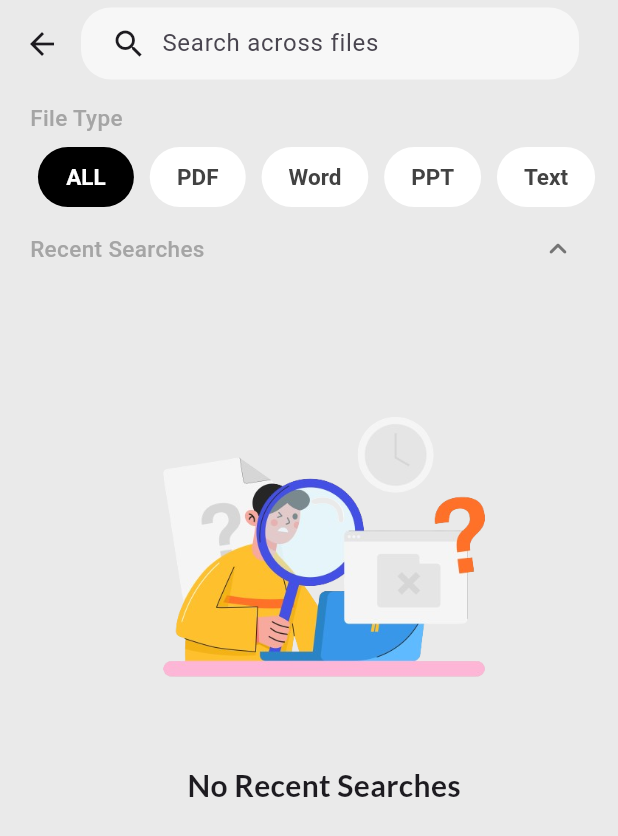
After one commit to mtk3281/Flutter-PdfEditor, a Flutter app: the SearchPage screen opened directly, on a phone screen of 412 x 824 dp. The commit adds this screen. Shown: the top 836 px of the screen. Run offline on Flutter 3.47's test engine with Material 3 defaults, Android fonts, the phone set to English and light mode, and no system bars; our stand-ins replace file_picker, open_file, permission_handler, shared_preferences, sliding_clipped_nav_bar; missing offline and left inert: flutter_pdfview, receive_sharing_intent; accounts and stored records are empty.

Commit message:
search implemented and  bug fixes

```diff
--- /dev/null
+++ b/lib/screens/HomePage/SearchPage.dart
@@ -0,0 +1,541 @@
+import 'package:flutter/material.dart';
+import 'package:shared_preferences/shared_preferences.dart';
+import 'dart:io';
+import 'package:path/path.dart' as path;
+import 'package:open_file/open_file.dart';
+import 'pdf_viewer_page.dart';
+import 'package:intl/intl.dart' as intl;
+
+class SearchPage extends StatefulWidget {
+  const SearchPage({Key? key}) : super(key: key);
+
+  @override
+  _SearchPageState createState() => _SearchPageState();
+}
+
+class _SearchPageState extends State<SearchPage> {
+  final _searchTextController = TextEditingController();
+  String _selectedOption = "ALL";
+  bool _showRecentSearches = true;
+  bool _Searching = false;
+
+  List<String> pdf_files = [];
+  List<String> word_files = [];
+  List<String> ppt_files = [];
+  List<String> txt_files = [];
+  List<String> searchHistory = [];
+  List<String> SearchFiles = [];
+
+  @override
+  void initState() {
+    super.initState();
+    loadFiles();
+  }
+
+  Future<void> loadFiles() async {
+    SharedPreferences prefs = await SharedPreferences.getInstance();
+    setState(() {
+      pdf_files = prefs.getStringList('pdfFiles') ?? [];
+      searchHistory = prefs.getStringList('searchHistory') ?? [];
+      word_files = prefs.getStringList('word_files') ?? [];
+      ppt_files = prefs.getStringList('ppt_files') ?? [];
+      txt_files = prefs.getStringList('txt_files') ?? [];
+    });
+  }
+
+  Future<void> _saveFiles() async {
+    SharedPreferences prefs = await SharedPreferences.getInstance();
+    await prefs.setStringList('pdfFiles', pdf_files); // Await saving operation
+    await prefs.setStringList('searchHistory', searchHistory);
+    await prefs.setStringList('word_files', word_files);
+    await prefs.setStringList('ppt_files', ppt_files);
+    await prefs.setStringList('txt_files', txt_files);
+  }
+
+  void _addRecentFile(String filePath) async {
+    if (!searchHistory.contains(filePath)) {
+      // _RecentsFiles.add(filePath);
+      searchHistory.insert(0, filePath);
+    }
+
+    SharedPreferences prefs = await SharedPreferences.getInstance();
+    prefs.setStringList('searchHistory', searchHistory);
+  }
+
+  @override
+  Widget build(BuildContext context) {
+    return Scaffold(
+      backgroundColor: Color.fromARGB(255, 234, 234, 234),
+      appBar: AppBar(
+        titleSpacing: -2.0,
+        backgroundColor: Color.fromARGB(255, 234, 234, 234),
+        elevation: 0.0,
+        scrolledUnderElevation: 0.0,
+        centerTitle: false,
+        toolbarHeight: 140.0,
+        leading: IconButton(
+          icon: const Icon(Icons.arrow_back),
+          onPressed: () => Navigator.pop(context),
+        ),
+        title: Container(
+          width: MediaQuery.of(context).size.width - 80,
+          decoration: BoxDecoration(
+            // color: Colors.grey[300],
+            color: Color.fromARGB(159, 255, 255, 255),
+            borderRadius: BorderRadius.circular(20.0),
+          ),
+          padding: const EdgeInsets.symmetric(horizontal: 20.0),
+          child: Row(
+            children: [
+              const Icon(Icons.search),
+              const SizedBox(width: 10),
+              Expanded(
+                child: TextFormField(
+                  controller: _searchTextController,
+                  onChanged: (String value) {
+                    setState(() {
+                      _performSearch(value);
+                      if (value.isEmpty) {
+                        _Searching = false;
+                      } else {
+                        _Searching = true;
+                      }
+                    });
+                  },
+                  decoration: const InputDecoration(
+                    hintText: 'Search across files',
+                    border: InputBorder.none,
+                  ),
+                ),
+              ),
+            ],
+          ),
+        ),
+        bottom: PreferredSize(
+            preferredSize: Size.fromHeight(50.0), // Adjust height for buttons
+            child: Padding(
+                padding: EdgeInsets.only(left: 20, right: 10, top: 10),
+                child: Column(
+                  crossAxisAlignment: CrossAxisAlignment.start,
+                  children: [
+                    const SizedBox(
+                      width: 15,
+                    ),
+                    const Text(
+                      'File Type',
+                      style: TextStyle(
+                          fontSize: 15,
+                          color: Color.fromARGB(255, 165, 165, 165),
+                          fontWeight: FontWeight.w500),
+                    ),
+                    const SizedBox(
+                      height: 5,
+                    ),
+                    Row(
+                      mainAxisAlignment: MainAxisAlignment.spaceAround,
+                      children: [
+                        _buildToggleButton("ALL", _selectedOption == "ALL"),
+                        _buildToggleButton("PDF", _selectedOption == "PDF"),
+                        _buildToggleButton("Word", _selectedOption == "Word"),
+                        _buildToggleButton("PPT", _selectedOption == "PPT"),
+                        _buildToggleButton("Text", _selectedOption == "Text"),
+                      ],
+                    ),
+                    const SizedBox(
+                      width: 20,
+                    ),
+                    Row(
+                      mainAxisAlignment: MainAxisAlignment.spaceBetween,
+                      children: [
+                        const Text(
+                          "Recent Searches",
+                          style: TextStyle(
+                            fontSize: 15,
+                            color: Color.fromARGB(255, 165, 165, 165),
+                            fontWeight: FontWeight.w500,
+                          ),
+                        ),
+                        const SizedBox(height: 5),
+                        Row(
+                          mainAxisAlignment: MainAxisAlignment.spaceBetween,
+                          children: [
+                            IconButton(
+                              onPressed: () => setState(() =>
+                                  _showRecentSearches = !_showRecentSearches),
+                              icon: Icon(
+                                _showRecentSearches
+                                    ? Icons.keyboard_arrow_up_rounded
+                                    : Icons.keyboard_arrow_down_rounded,
+                                color: Colors.grey[600],
+                              ),
+                            ),
+                            const SizedBox(
+                              width: 6,
+                            )
+                          ],
+                        ),
+                      ],
+                    ),
+                  ],
+                ))),
+      ),
+      body: Stack(
+        alignment: Alignment.bottomRight,
+        children: [
+          Padding(
+            padding: const EdgeInsets.only(left: 30, right: 20, top: 10),
+            child: Column(
+              crossAxisAlignment: CrossAxisAlignment.stretch,
+              children: [
+                _buildListView(
+                  condition: _Searching,
+                  itemCount: SearchFiles.where(
+                      (filePath) => File(filePath).existsSync()).length,
+                  itemBuilder: (index) {
+                    String filePath = SearchFiles[index];
+                    if (File(filePath).existsSync()) {
+                      return PdfListTile(filePath, context);
+                    }
+                    return SizedBox();
+                  },
+                  emptyText: 'No files found',
+                ),
+                _buildListView(
+                  condition: !_Searching && _showRecentSearches,
+                  itemCount: searchHistory
+                      .where((filePath) => File(filePath).existsSync())
+                      .length,
+                  itemBuilder: (index) {
+                    String filePath = searchHistory[index];
+                    if (File(filePath).existsSync()) {
+                      return PdfListTile(filePath, context);
+                    }
+                    return SizedBox();
+                  },
+                  emptyText: 'No files found',
+                ),
+              ],
+            ),
+          ),
+        ],
+      ),
+    );
+  }
+
+  Widget _buildToggleButton(String text, bool isSelected) {
+    return TextButton(
+      onPressed: () {
+        setState(() {
+          _selectedOption = text;
+          String value = _searchTextController.text;
+
+          _performSearch(value);
+          if (value.isEmpty) {
+            _Searching = false;
+          } else {
+            _Searching = true;
+          }
+        });
+      },
+      style: TextButton.styleFrom(
+        padding: EdgeInsets.only(left: 18, right: 18, top: 5, bottom: 5),
+        textStyle: const TextStyle(
+            color: Colors.grey,
+            fontSize: 15,
+            fontWeight: FontWeight.w600), // Default text color
+        shape: RoundedRectangleBorder(
+          borderRadius: BorderRadius.circular(25.0),
+        ),
+        backgroundColor: isSelected
+            ? _getSelectedOptionColor()
+            : Colors.white, // Background color based on selection
+      ),
+      child: Text(
+        text,
+        style: TextStyle(color: isSelected ? Colors.white : Colors.grey[800]),
+      ),
+    );
+  }
+
+  void _performSearch(String value) {
+    if (value.isEmpty) {
+      SearchFiles = [];
+    } else {
+      print(_selectedOption);
+      List<String> allfile = [
+        ...pdf_files,
+        ...ppt_files,
+        ...word_files,
+        ...txt_files
+      ];
+      switch (_selectedOption) {
+        case "ALL":
+          SearchFiles = allfile
+              .where((val) => path
+                  .basename(val)
+                  .toLowerCase()
+                  .contains(value.toLowerCase()))
+              .toList();
+          print("ALL");
+          break;
+        case "PDF":
+          SearchFiles = pdf_files
+              .where((val) => path
+                  .basename(val)
+                  .toLowerCase()
+                  .contains(value.toLowerCase()))
+              .toList();
+          print("PDF");
+
+          break;
+        case "PPT":
+          SearchFiles = ppt_files
+              .where((val) => path
+                  .basename(val)
+                  .toLowerCase()
+                  .contains(value.toLowerCase()))
+              .toList();
+          print("PPT");
+
+          break;
+        case "Word":
+          SearchFiles = word_files
+              .where((val) => path
+                  .basename(val)
+                  .toLowerCase()
+                  .contains(value.toLowerCase()))
+              .toList();
+          print("Word");
+
+          break;
+        case "Text":
+          SearchFiles = txt_files
+              .where((val) => path
+                  .basename(val)
+                  .toLowerCase()
+                  .contains(value.toLowerCase()))
+              .toList();
+          print("Text");
+
+          break;
+      }
+      print(SearchFiles);
+    }
+  }
+
+  Widget _buildListView({
+    required bool condition,
+    required int itemCount,
+    required Widget Function(int) itemBuilder,
+    String? emptyText,
+  }) {
+    return Visibility(
+        visible: condition,
+        child: Expanded(
+          child: itemCount > 0
+              ? ListView.builder(
+                  physics: const AlwaysScrollableScrollPhysics(),
+                  itemCount: itemCount,
+                  itemBuilder: (context, index) => itemBuilder(index),
+                )
+              : Padding(
+                  padding: const EdgeInsets.all(8.0),
+                  child: Stack(
+                    alignment: Alignment.bottomRight,
+                    children: [
+                      Padding(
+                        padding:
+                            const EdgeInsets.only(left: 30, right: 20, top: 10),
+                        child: Column(
+                            crossAxisAlignment: CrossAxisAlignment.stretch,
+                            children: [
+                              Visibility(
+                                visible: !_showRecentSearches,
+                                child: Text(
+                                  '\n   $emptyText',
+                                  style: TextStyle(
+                                      fontSize: 18,
+                                      fontWeight: FontWeight.bold),
+                                ),
+                              ),
+                              Visibility(
+                                  visible: _showRecentSearches,
+                                  child: Container(
+                                    width: double.infinity,
+                                    padding: const EdgeInsets.all(25.0),
+                                    decoration: BoxDecoration(
+                                      color: Color.fromARGB(255, 234, 234, 234),
+                                      borderRadius: BorderRadius.circular(16.0),
+                                      // boxShadow: [
+                                      //   BoxShadow(
+                                      //     color: Colors.grey.withOpacity(0.2),
+                                      //     blurRadius: 4.0,
+                                      //     offset: const Offset(2.0, 2.0),
+                                      //   ),
+                                      // ],
+                                    ),
+                                    child: Column(
+                                      mainAxisSize: MainAxisSize.min,
+                                      children: [
+                                        Image.asset(
+                                          'assets/no-recent-search.png',
+                                          width: MediaQuery.of(context)
+                                                  .size
+                                                  .width -
+                                              120,
+                                          fit: BoxFit.cover,
+                                        ),
+                                        const SizedBox(height: 20.0),
+                                        const Text(
+                                          'No Recent Searches',
+                                          style: TextStyle(
+                                              fontSize: 20,
+                                              fontWeight: FontWeight.bold,
+                                              fontFamily: 'Lato'),
+                                        ),
+                                        const SizedBox(height: 20.0),
+                                      ],
+                                    ),
+                                  )),
+                            ]),
+                      ),
+                    ],
+                  )),
+        ));
+  }
+
+  Color _getSelectedOptionColor() {
+    switch (_selectedOption) {
+      case 'PDF':
+        return Color.fromRGBO(222, 32, 42, 1.000);
+      case 'Text':
+        return Color.fromRGBO(99, 99, 99, 1.000);
+      case 'Word':
+        return Color.fromRGBO(79, 141, 245, 1.000);
+      case 'PPT':
+        return const Color.fromRGBO(245, 185, 18, 1.000);
+      case 'ALL':
+        return Colors.black;
+      default:
+        return Color.fromRGBO(
+            49, 49, 61, 1.000); // Default color for unexpected options
+    }
+  }
+
+  Widget _buildRecentSearchesSection() {
+    return Column(
+      crossAxisAlignment: CrossAxisAlignment.start,
+      children: [
+        const Text(
+          "Recent Searches",
+          style: TextStyle(
+            fontSize: 15,
+            color: Color.fromARGB(255, 165, 165, 165),
+            fontWeight: FontWeight.w500,
+          ),
+        ),
+        SizedBox(height: 5),
+        Row(
+          mainAxisAlignment: MainAxisAlignment.spaceBetween,
+          children: [
+            // ... placeholder for recent searches display
+            IconButton(
+              onPressed: () =>
+                  setState(() => _showRecentSearches = !_showRecentSearches),
+              icon: Icon(
+                _showRecentSearches ? Icons.arrow_upward : Icons.arrow_downward,
+              ),
+            ),
+          ],
+        ),
+      ],
+    );
+  }
+
+  ListTile PdfListTile(String filePath, BuildContext context) {
+    var type = {
+      "txt": "text/plain",
+      "doc": "application/msword",
+      "docx":
+          "application/vnd.openxmlformats-officedocument.wordprocessingml.document",
+      "ppt": "application/vnd.ms-powerpoint",
+      "pptx":
+          "application/vnd.openxmlformats-officedocument.presentationml.presentation",
+    };
+
+    String ext = path.basename(filePath).split('.').last.toLowerCase();
+    String imagepath = 'assets/${ext}.png';
+
+    if (ext == 'pptx') {
+      imagepath = 'assets/ppt.png';
+    }
+
+    return ListTile(
+      shape: const RoundedRectangleBorder(
+          borderRadius: BorderRadius.all(Radius.circular(10))),
+      title: Text(path.basename(filePath),
+          style: const TextStyle(fontWeight: FontWeight.w600, fontSize: 17),
+          maxLines: 1,
+          overflow: TextOverflow.ellipsis),
+      subtitle: Row(
+        mainAxisAlignment: MainAxisAlignment.spaceBetween,
+        children: [
+          Text(DateConvert(filePath)),
+          SizedBox(
+            width: 15,
+          ),
+          Text(filesize(filePath)),
+        ],
+      ),
+      leading: Image(
+        image: AssetImage(imagepath), // Replace with your image path
+        width: 45, // Adjust width and height as needed
+        height: 45,
+        filterQuality: FilterQuality.high,
+      ),
+      splashColor: Colors.transparent,
+      hoverColor: Colors.transparent,
+      minVerticalPadding: 20.0,
+      onTap: () {
+        if (ext == 'pdf') {
+          setState(() {
+            openPDF(
+                context, File(filePath)); // Use the 'File' class from 'dart:io'
+            _addRecentFile(filePath);
+          });
+        } else {
+          setState(() {
+            OpenFile.open(filePath, type: type[ext]);
+            _addRecentFile(filePath);
+          });
+        }
+      },
+      contentPadding: EdgeInsets.only(left: 0, right: 0),
+    );
+  }
+
+  void openPDF(BuildContext context, File file) => Navigator.of(context).push(
+        MaterialPageRoute(
+            builder: (context) => PDFViewerPage(file: file, key: UniqueKey())),
+      );
+
+  String DateConvert(String filepath) {
+    File file = File(filepath);
+    DateTime date = file.lastModifiedSync();
+    return intl.DateFormat('MMM d, y, HH:mm a').format(date).toString();
+  }
+
+  String filesize(String filePath) {
+    File file = File(filePath);
+    int fileSizeInBytes = file.lengthSync();
+    double fileSizeInKb = fileSizeInBytes / 1024;
+
+    if (fileSizeInKb > 1023.9) {
+      String fileSize = (fileSizeInKb / 1024).toStringAsFixed(2);
+      return (fileSize + 'MB');
+    } else {
+      String fileSize = (fileSizeInBytes / 1024).toStringAsFixed(2);
+      return (fileSize + 'KB');
+    }
+  }
+}
--- a/pubspec.yaml
+++ b/pubspec.yaml
@@ -120,6 +120,8 @@ flutter:
     - assets/pdf-icon3.png
     - assets/access-permission.png
     - assets/no-permission.png
+    - assets/no-recent-search.png
+
     - assets/qr-scan.png
 
 
```
Also changed, not shown: lib/screens/home_screen.dart (+12 -26 lines), assets/no-recent-search.png (added), 1 other file.
